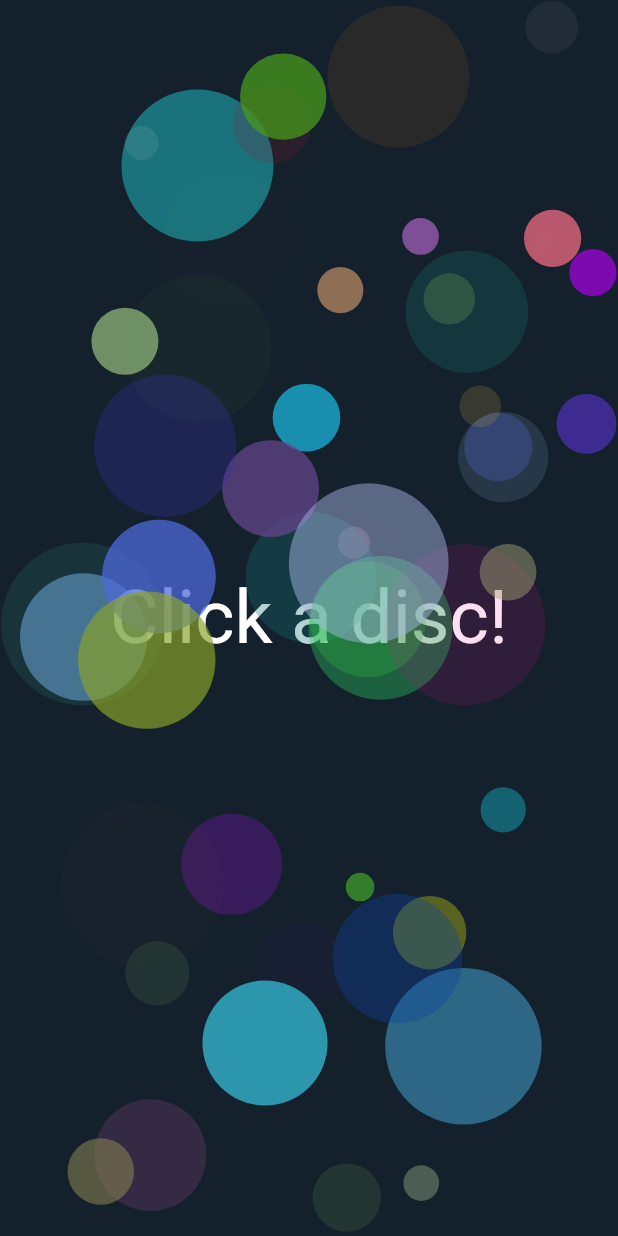
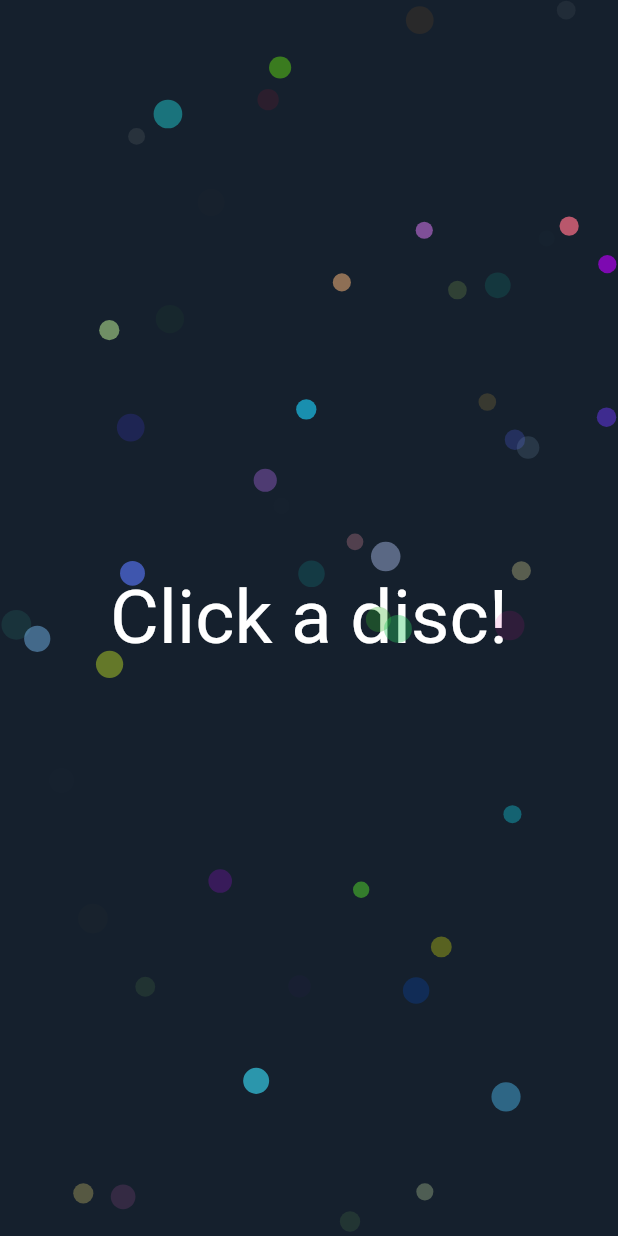
Before and after one commit to Naruse-Kazuki/-Implicit_animation, a Flutter app: the screen it shows after launch, on a phone screen of 412 x 824 dp. Run offline on Flutter 3.47's test engine with Material 2 defaults, Android fonts, the phone set to English and light mode, and no system bars.

Commit message:
change_rngSize10

```diff
--- a/lib/main.dart
+++ b/lib/main.dart
@@ -15,7 +15,7 @@ class DiscData {
       _rng.nextInt(255),
       _rng.nextInt(255),
     );
-    size = _rng.nextDouble() * 100 + 10;
+    size = _rng.nextDouble() * 10 + 10;
     alignment = Alignment(
       _rng.nextDouble() * 2 - 1,
       _rng.nextDouble() * 2 - 1,
```
